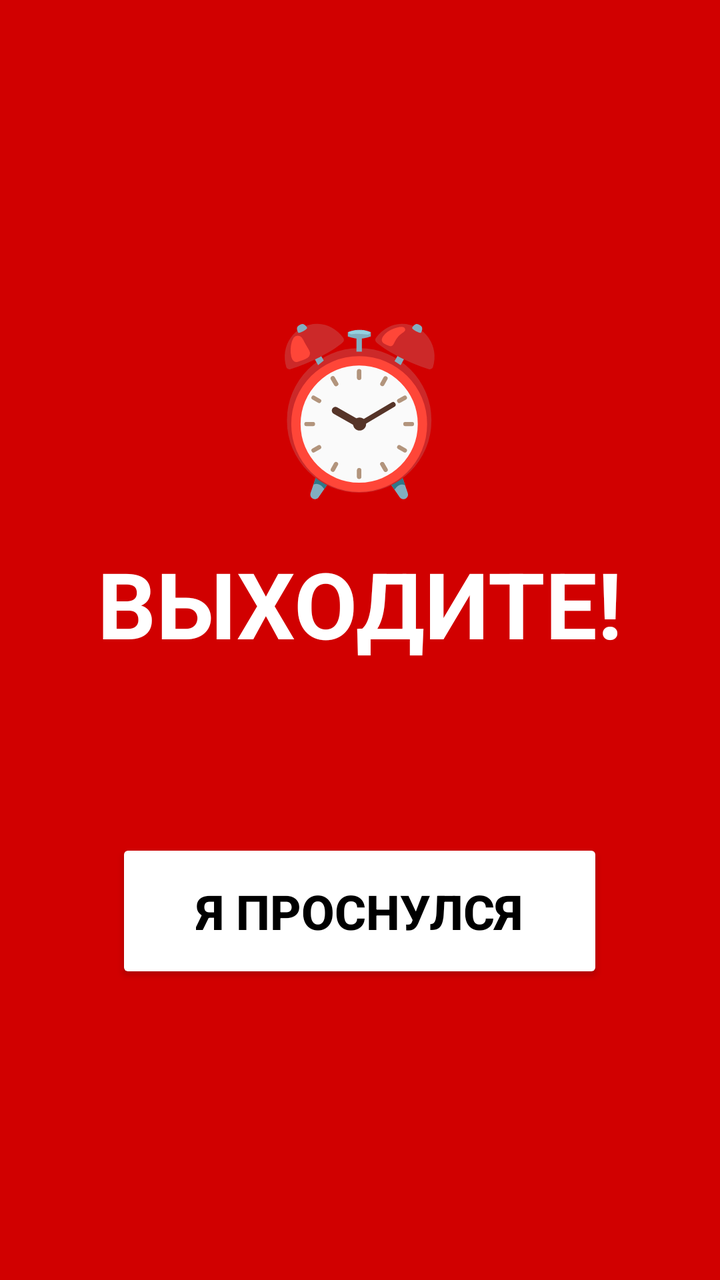
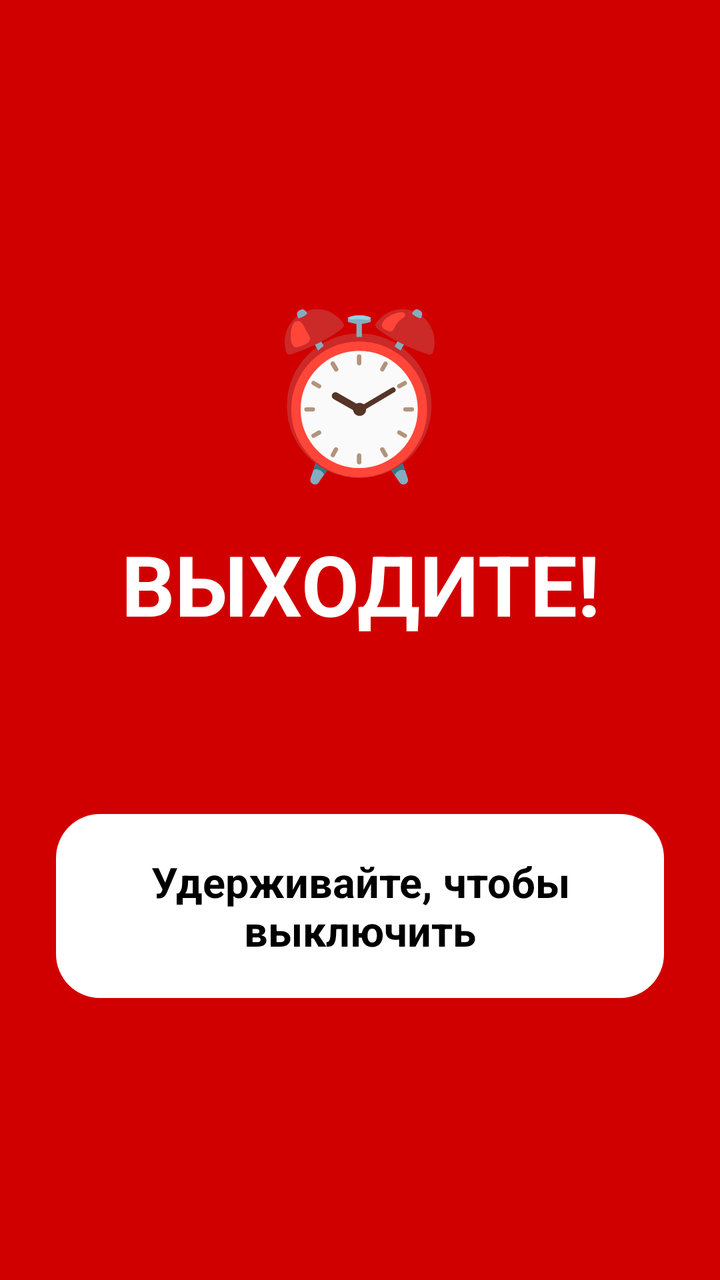

Before-and-after screenshots of an Android layout around one commit, followed by the original layout XML and the change that was made.
<!-- AndroidManifest.xml: application theme Theme.NeProspi -->
<!-- res/layout/activity_alarm.xml -->
<LinearLayout xmlns:android="http://schemas.android.com/apk/res/android"
    android:id="@+id/alarmRoot"
    android:layout_width="match_parent"
    android:layout_height="match_parent"
    android:background="#D10000"
    android:gravity="center"
    android:orientation="vertical"
    android:padding="24dp">

    <TextView
        android:layout_width="wrap_content"
        android:layout_height="wrap_content"
        android:text="⏰"
        android:textSize="80sp" />

    <TextView
        android:layout_width="wrap_content"
        android:layout_height="wrap_content"
        android:layout_marginTop="16dp"
        android:text="ВЫХОДИТЕ!"
        android:textColor="#FFFFFF"
        android:textSize="46sp"
        android:textStyle="bold" />

    <TextView
        android:id="@+id/alarmText"
        android:layout_width="wrap_content"
        android:layout_height="wrap_content"
        android:layout_marginTop="12dp"
        android:gravity="center"
        android:textColor="#FFFFFF"
        android:textSize="20sp" />

    <Button
        android:id="@+id/awakeBtn"
        android:layout_width="wrap_content"
        android:layout_height="wrap_content"
        android:layout_marginTop="48dp"
        android:backgroundTint="#FFFFFF"
        android:paddingHorizontal="40dp"
        android:paddingVertical="20dp"
        android:text="Я проснулся"
        android:textColor="#000000"
        android:textSize="24sp"
        android:textStyle="bold" />
</LinearLayout>
<!-- resources referenced by this layout -->
<resources>
  <style name="Theme.NeProspi" parent="Theme.Material3.Dark.NoActionBar">
          <item name="colorPrimary">@color/accent</item>
          <item name="colorOnPrimary">#FFFFFF</item>
          <item name="android:colorBackground">@color/bg</item>
          <item name="android:windowBackground">@color/bg</item>
      </style>
  <color name="accent">#4F8CFF</color>
  <color name="bg">#0F1420</color>
</resources>

<!-- the commit's change to res/layout/activity_alarm.xml (unified diff, before → after) -->
@@ -5,21 +5,24 @@
     android:background="#D10000"
     android:gravity="center"
     android:orientation="vertical"
-    android:padding="24dp">
+    android:padding="28dp">
 
     <TextView
+        android:id="@+id/alarmEmoji"
         android:layout_width="wrap_content"
         android:layout_height="wrap_content"
         android:text="⏰"
         android:textSize="80sp" />
 
     <TextView
+        android:id="@+id/alarmBig"
         android:layout_width="wrap_content"
         android:layout_height="wrap_content"
         android:layout_marginTop="16dp"
-        android:text="ВЫХОДИТЕ!"
+        android:gravity="center"
+        android:text="@string/alarm_big"
         android:textColor="#FFFFFF"
-        android:textSize="46sp"
+        android:textSize="42sp"
         android:textStyle="bold" />
 
     <TextView
@@ -31,16 +34,43 @@
         android:textColor="#FFFFFF"
         android:textSize="20sp" />
 
+    <FrameLayout
+        android:id="@+id/holdBtn"
+        android:layout_width="match_parent"
+        android:layout_height="92dp"
+        android:layout_marginTop="48dp"
+        android:background="@drawable/hold_bg"
+        android:clickable="true"
+        android:focusable="true">
+
+        <ProgressBar
+            android:id="@+id/holdProgress"
+            style="?android:attr/progressBarStyleHorizontal"
+            android:layout_width="match_parent"
+            android:layout_height="match_parent"
+            android:max="1000"
+            android:progressDrawable="@drawable/hold_progress" />
+
+        <TextView
+            android:layout_width="wrap_content"
+            android:layout_height="wrap_content"
+            android:layout_gravity="center"
+            android:gravity="center"
+            android:text="@string/hold_to_dismiss"
+            android:textColor="#000000"
+            android:textSize="21sp"
+            android:textStyle="bold" />
+    </FrameLayout>
+
     <Button
         android:id="@+id/awakeBtn"
-        android:layout_width="wrap_content"
-        android:layout_height="wrap_content"
+        android:layout_width="match_parent"
+        android:layout_height="92dp"
         android:layout_marginTop="48dp"
         android:backgroundTint="#FFFFFF"
-        android:paddingHorizontal="40dp"
-        android:paddingVertical="20dp"
-        android:text="Я проснулся"
+        android:text="@string/im_awake"
         android:textColor="#000000"
         android:textSize="24sp"
-        android:textStyle="bold" />
+        android:textStyle="bold"
+        android:visibility="gone" />
 </LinearLayout>
<!-- resource entries referenced after the edit -->
@@ -1,12 +1,37 @@
 <!-- resources referenced by this layout -->
 <resources>
-  <style name="Theme.NeProspi" parent="Theme.Material3.Dark.NoActionBar">
+  <!-- drawable hold_bg (drawable) -->
+  <shape xmlns:android="http://schemas.android.com/apk/res/android" android:shape="rectangle">
+      <solid android:color="#FFFFFF" />
+      <corners android:radius="22dp" />
+  </shape>
+  <!-- drawable hold_progress (drawable) -->
+  <layer-list xmlns:android="http://schemas.android.com/apk/res/android">
+      <item android:id="@android:id/background">
+          <shape android:shape="rectangle">
+              <solid android:color="#00000000" />
+              <corners android:radius="22dp" />
+          </shape>
+      </item>
+      <item android:id="@android:id/progress">
+          <clip>
+              <shape android:shape="rectangle">
+                  <solid android:color="#FF9E9E" />
+                  <corners android:radius="22dp" />
+              </shape>
+          </clip>
+      </item>
+  </layer-list>
+  <string name="alarm_big">ВЫХОДИТЕ!</string>
+  <string name="hold_to_dismiss">Удерживайте, чтобы выключить</string>
+  <string name="im_awake">Да, я не сплю</string>
+  <style name="Theme.NeProspi" parent="Theme.Material3.DayNight.NoActionBar">
           <item name="colorPrimary">@color/accent</item>
           <item name="colorOnPrimary">#FFFFFF</item>
           <item name="android:colorBackground">@color/bg</item>
           <item name="android:windowBackground">@color/bg</item>
       </style>
-  <color name="accent">#4F8CFF</color>
-  <color name="bg">#0F1420</color>
+  <color name="accent">#2F6FE4</color>
+  <color name="bg">#F2F4F9</color>
 </resources>
 
